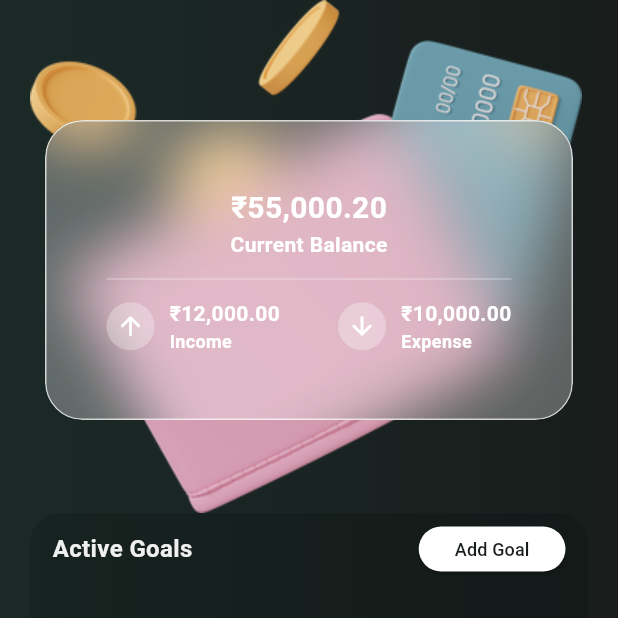
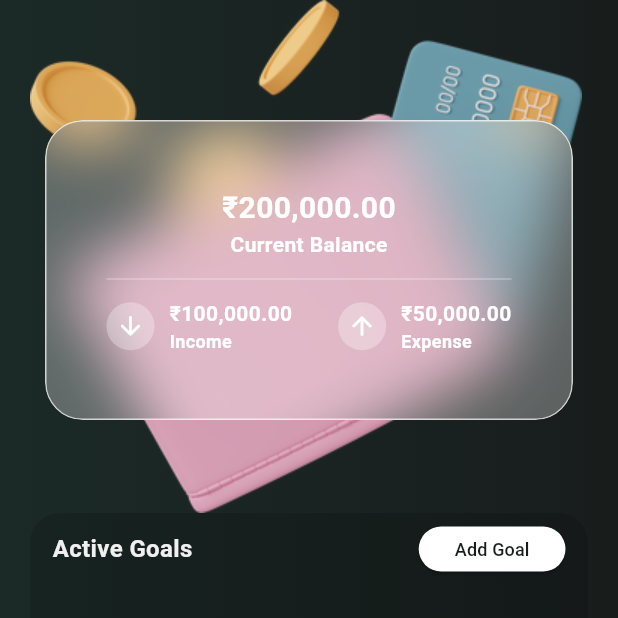
Before and after one commit to Arindam2002/personal_finance_manager, a Flutter app: the screen it shows after launch, on a phone screen of 412 x 824 dp, the top half of it. Run offline on Flutter 3.47's test engine with Material 3 defaults, Android fonts, the phone set to English and light mode, and no system bars; drawn by our look-alikes of flutter_speed_dial; our stand-ins replace percent_indicator.

Commit message:
Progress on Account Screen

```diff
--- a/lib/components/BalanceCard.dart
+++ b/lib/components/BalanceCard.dart
@@ -1,19 +1,16 @@
 import 'dart:ui';
 import 'package:flutter/cupertino.dart';
 import 'package:flutter/material.dart';
+import 'package:personal_finance_manager/components/CashflowTile.dart';
 import 'package:personal_finance_manager/constants/constants.dart';
+import 'package:personal_finance_manager/providers/AccountProvider.dart';
 import 'package:personal_finance_manager/utils/utils.dart';
+import 'package:provider/provider.dart';
 
 class BalanceCard extends StatelessWidget {
-  final double currentBalance;
-  final double income;
-  final double expense;
 
   const BalanceCard({
     super.key,
-    required this.currentBalance,
-    required this.income,
-    required this.expense,
   });
 
   @override
@@ -44,7 +41,7 @@ class BalanceCard extends StatelessWidget {
                       Column(
                         children: [
                           Text(
-                            formatAmount(currentBalance),
+                            formatAmount(Provider.of<AccountProvider>(context).currentBalance),
                             style: const TextStyle(
                                 fontSize: 20.0,
                                 fontWeight: FontWeight.bold,
@@ -66,65 +63,23 @@ class BalanceCard extends StatelessWidget {
                       Row(
                         mainAxisAlignment: MainAxisAlignment.spaceBetween,
                         children: [
-                          Row(
-                            children: [
-                              Padding(
-                                padding: const EdgeInsets.only(right: 10.0),
-                                child: CircleAvatar(
-                                  backgroundColor: Colors.white.withOpacity(0.3),
-                                  radius: 16,
-                                  child: const Icon(
-                                    Icons.arrow_upward_rounded,
-                                    size: 20,
-                                  ),
-                                ),
-                              ),
-                              Column(
-                                crossAxisAlignment: CrossAxisAlignment.start,
-                                children: [
-                                  Text(
-                                    '${formatAmount(income)}',
-                                    style: const TextStyle(
-                                        fontSize: 14.0, color: Colors.white, fontWeight: FontWeight.bold),
-                                  ),
-                                  const Text(
-                                    'Income',
-                                    style: TextStyle(
-                                        fontSize: 12.0, color: Colors.white, fontWeight: FontWeight.bold),
-                                  ),
-                                ],
-                              ),
-                            ],
+                          CashflowTile(
+                            title: 'Income',
+                            amount: Provider.of<AccountProvider>(context).monthlyIncome,
+                            iconData: Icons.arrow_downward_rounded,
+                            titleFontSize: 12.0,
+                            amountFontSize: 14.0,
+                            iconSize: 20,
+                            iconRadius: 16,
                           ),
-                          Row(
-                            children: [
-                              Padding(
-                                padding: const EdgeInsets.only(right: 10.0),
-                                child: CircleAvatar(
-                                  backgroundColor: Colors.white.withOpacity(0.3),
-                                  radius: 16,
-                                  child: const Icon(
-                                    Icons.arrow_downward_rounded,
-                                    size: 20,
-                                  ),
-                                ),
-                              ),
-                              Column(
-                                crossAxisAlignment: CrossAxisAlignment.start,
-                                children: [
-                                  Text(
-                                    '${formatAmount(expense)}',
-                                    style: const TextStyle(
-                                        fontSize: 14.0, color: Colors.white, fontWeight: FontWeight.bold),
-                                  ),
-                                  const Text(
-                                    'Expense',
-                                    style: TextStyle(
-                                        fontSize: 12.0, color: Colors.white, fontWeight: FontWeight.bold),
-                                  ),
-                                ],
-                              ),
-                            ],
+                          CashflowTile(
+                            title: 'Expense',
+                            amount: Provider.of<AccountProvider>(context).monthlyExpense,
+                            iconData: Icons.arrow_upward_rounded,
+                            titleFontSize: 12.0,
+                            amountFontSize: 14.0,
+                            iconSize: 20,
+                            iconRadius: 16,
                           ),
                         ],
                       ),
--- /dev/null
+++ b/lib/components/CashflowTile.dart
@@ -0,0 +1,52 @@
+import 'package:flutter/material.dart';
+import 'package:personal_finance_manager/utils/utils.dart';
+
+class CashflowTile extends StatelessWidget {
+  const CashflowTile({
+    super.key, required this.title, required this.amount, required this.iconData, required this.titleFontSize, required this.amountFontSize, required this.iconSize, required this.iconRadius,
+
+  });
+
+  final String title;
+  final double amount;
+  final IconData iconData;
+  final double titleFontSize;
+  final double amountFontSize;
+  final double iconSize;
+  final double iconRadius;
+
+  @override
+  Widget build(BuildContext context) {
+    return Row(
+      mainAxisAlignment: MainAxisAlignment.center,
+      children: [
+        Padding(
+          padding: const EdgeInsets.only(right: 10.0),
+          child: CircleAvatar(
+            backgroundColor: Colors.white.withOpacity(0.3),
+            radius: iconRadius,
+            child: Icon(
+              iconData,
+              size: iconSize,
+            ),
+          ),
+        ),
+        Column(
+          crossAxisAlignment: CrossAxisAlignment.start,
+          children: [
+            Text(
+              formatAmount(amount),
+              style: TextStyle(
+                  fontSize: amountFontSize, color: Colors.white, fontWeight: FontWeight.bold),
+            ),
+            Text(
+              title,
+              style: TextStyle(
+                  fontSize: titleFontSize, color: Colors.white, fontWeight: FontWeight.bold),
+            ),
+          ],
+        ),
+      ],
+    );
+  }
+}
--- a/lib/main.dart
+++ b/lib/main.dart
@@ -1,9 +1,12 @@
+import 'package:flutter/cupertino.dart';
 import 'package:flutter/material.dart';
 import 'package:flutter_speed_dial/flutter_speed_dial.dart';
 import 'package:personal_finance_manager/components/BalanceCard.dart';
 import 'package:personal_finance_manager/components/GoalsCard.dart';
 import 'package:personal_finance_manager/constants/constants.dart';
+import 'package:personal_finance_manager/providers/AccountProvider.dart';
 import 'package:personal_finance_manager/providers/GoalProvider.dart';
+import 'package:personal_finance_manager/screens/AccountScreen.dart';
 import 'package:provider/provider.dart';
 
 void main() {
@@ -11,6 +14,7 @@ void main() {
     MultiProvider(
       providers: [
         ChangeNotifierProvider(create: (context) => GoalProvider()),
+        ChangeNotifierProvider(create: (context) => AccountProvider())
       ],
       child: MyApp(),
     ),
@@ -92,8 +96,17 @@ class _MyHomePageState extends State<MyHomePage> {
             padding: const EdgeInsets.symmetric(horizontal: 20.0),
             child: ListView(
               children: [
-                BalanceCard(
-                    currentBalance: 55000.20, income: 12000, expense: 10000),
+                GestureDetector(
+                  onTap: () {
+                    Navigator.push(
+                      context,
+                      MaterialPageRoute(
+                        builder: (context) => const AccountScreen(),
+                      ),
+                    );
+                  },
+                  child: const BalanceCard(),
+                ),
                 GoalsCard()
               ],
             ),
--- /dev/null
+++ b/lib/providers/AccountProvider.dart
@@ -0,0 +1,27 @@
+import 'package:flutter/material.dart';
+
+class AccountProvider extends ChangeNotifier {
+  double _currentBalance = 200000;
+  double _monthlyIncome = 100000;
+  double _monthlyExpense = 50000;
+
+  double _emergencyFunds = 180000;
+  double _investments = 50000;
+  double _liquidSavings = 80000;
+
+  double get currentBalance => _currentBalance;
+  double get monthlyIncome => _monthlyIncome;
+  double get monthlyExpense => _monthlyExpense;
+  double get emergencyFunds => _emergencyFunds;
+  double get investments => _investments;
+  double get liquidSavings => _liquidSavings;
+
+  void updateBalance(double amount) {
+    _currentBalance = amount;
+    notifyListeners();
+  }
+
+  double getMonthlySpentPercentage() {
+    return ((_monthlyExpense / _monthlyIncome) * 100);
+  }
+}
```
Also changed, not shown: lib/components/GoalsCard.dart (+12 -14 lines), lib/screens/AccountScreen.dart (added, +289 -0 lines), assets/images/Loss.png (added), assets/images/Profit.png (added).
